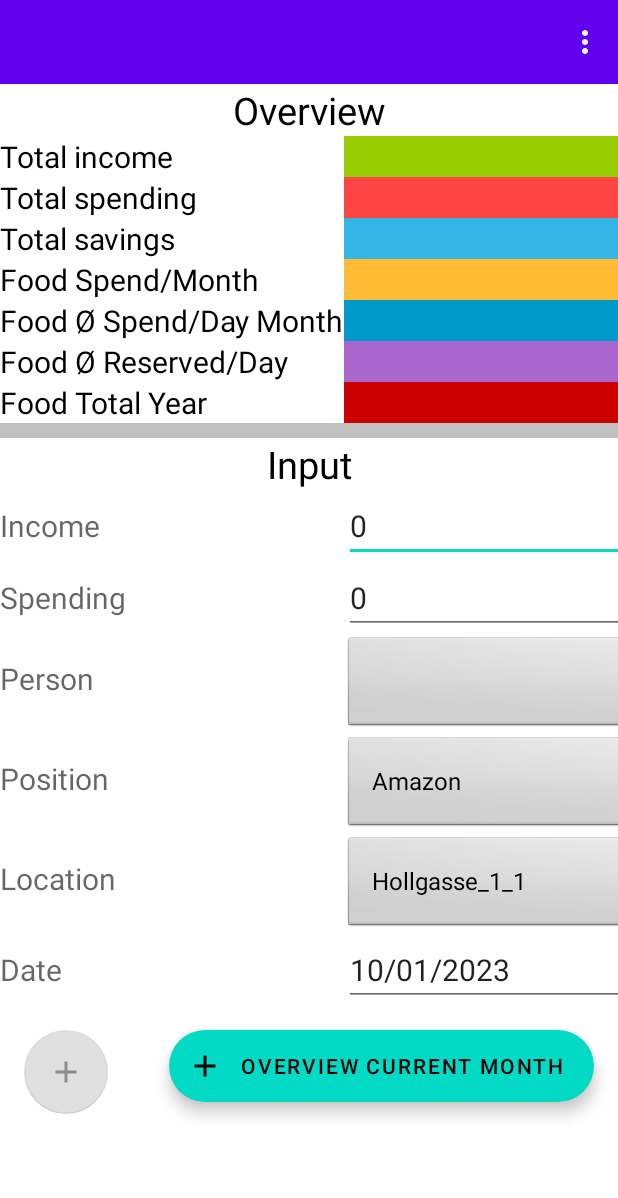
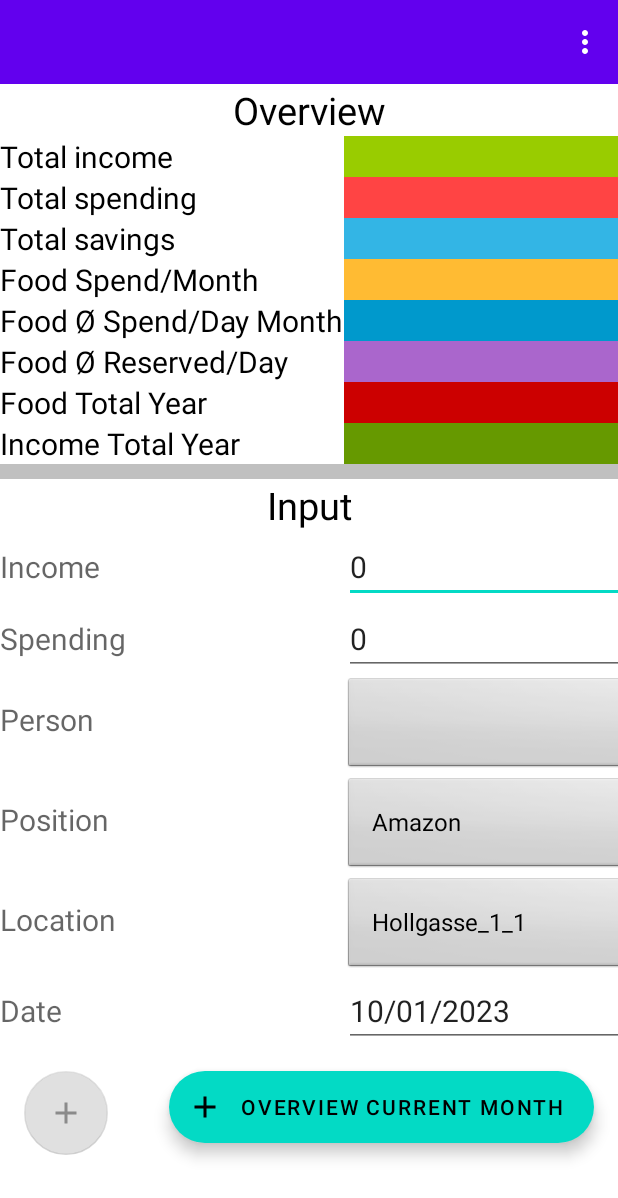
Before and after one commit to bernd-roth/BalanceSheet, an Android app: the screen it shows after launch (MainActivity), on a phone screen of 412 x 824 dp. Shown: the top 1198 px of the screen. Run offline under Robolectric (Android 15) with nearby library versions, the phone set to English and light mode, and no system bars; our stand-ins replace Volley; plain views replace PieChart; network calls fail.

Commit message:
* total income / year added * started to work on chart * new apk

```diff
--- a/app/src/main/java/at/co/netconsulting/balancesheet/MainActivity.java
+++ b/app/src/main/java/at/co/netconsulting/balancesheet/MainActivity.java
@@ -62,11 +62,11 @@ public class MainActivity extends BaseActivity {
     private static final String TAG = MainActivity.class.getName();
     private SharedPreferences sharedPreferences;
     private String sharedPref_IP, sharedPref_Port, sharedPref_Person;
-    private TextView totalIncome, totalExpense, totalSavings, totalFood, textViewAverageTotalFood, textViewReservedAverageDayFood, textViewTotalYearFood;
+    private TextView totalIncome, totalExpense, totalSavings, totalFood, textViewAverageTotalFood, textViewReservedAverageDayFood, textViewTotalYearFood, textViewTotalYearIncome;
     private String[] splitPerson;
     private ArrayList<String> itemsPerson, arrayListOfIncomeAndExpense;
     private ArrayAdapter<String> adapterPerson, adapter;
-    private int totalIncomeInt, totalExpenseInt, totalSavingsInt, totalFoodInt, averageFoodPerDayOfMonthInt, reservedAverageDayFoodInt, totalYearFood;
+    private int totalIncomeInt, totalExpenseInt, totalSavingsInt, totalFoodInt, averageFoodPerDayOfMonthInt, reservedAverageDayFoodInt, totalYearFood, totalYearIncome;
     private SwipeRefreshLayout swipeRefreshLayout;
 
     @Override
@@ -87,6 +87,7 @@ public class MainActivity extends BaseActivity {
         getOutputFromDatabase(StaticFields.AVERAGE_FOOD);
         getOutputFromDatabase(StaticFields.AVERAGE_FOOD_UNTIL_END_OF_MONTH);
         getOutputFromDatabase(StaticFields.SUM_SPENDING_FOOD_BEGINNING_OF_YEAR);
+        getOutputFromDatabase(StaticFields.SUM_INCOME_YEAR);
     }
 
     //SharedPreferences
@@ -135,6 +136,7 @@ public class MainActivity extends BaseActivity {
         textViewAverageTotalFood = findViewById(R.id.textViewAverageTotalFood);
         textViewReservedAverageDayFood = findViewById(R.id.textViewReservedAverageDayFood);
         textViewTotalYearFood = findViewById(R.id.textViewTotalYearFood);
+        textViewTotalYearIncome = findViewById(R.id.textViewTotalYearIncome);
 
         fabAddButton = findViewById(R.id.addButton);
         fabAddButton.setOnClickListener(new View.OnClickListener() {
@@ -153,6 +155,7 @@ public class MainActivity extends BaseActivity {
                     getOutputFromDatabase(StaticFields.AVERAGE_FOOD);
                     getOutputFromDatabase(StaticFields.AVERAGE_FOOD_UNTIL_END_OF_MONTH);
                     getOutputFromDatabase(StaticFields.SUM_SPENDING_FOOD_BEGINNING_OF_YEAR);
+                    getOutputFromDatabase(StaticFields.SUM_INCOME_YEAR);
                     resetEditText();
                 }
             }
@@ -308,6 +311,7 @@ public class MainActivity extends BaseActivity {
         getOutputFromDatabase(StaticFields.AVERAGE_FOOD);
         getOutputFromDatabase(StaticFields.AVERAGE_FOOD_UNTIL_END_OF_MONTH);
         getOutputFromDatabase(StaticFields.SUM_SPENDING_FOOD_BEGINNING_OF_YEAR);
+        getOutputFromDatabase(StaticFields.SUM_INCOME_YEAR);
         swipeRefreshLayout.setRefreshing(isRefreshing);
     }
 
@@ -473,6 +477,12 @@ public class MainActivity extends BaseActivity {
                     StaticFields.COLON +
                     sharedPref_Port +
                     StaticFields.REST_URL_GET_SUM_SPENDING_FOOD_BEGINNING_OF_YEAR;
+        } else if (incomeOrExpenseOrSavingsOrFood.equals("sumIncomeYear")) {
+            url = StaticFields.PROTOCOL +
+                    sharedPref_IP +
+                    StaticFields.COLON +
+                    sharedPref_Port +
+                    StaticFields.REST_URL_GET_SUM_INCOME_YEAR;
         }
 
         //String Request initialized
@@ -533,6 +543,11 @@ public class MainActivity extends BaseActivity {
                                 totalYearFood = 0;
                             } else if (incomeOrExpenseOrSavingsOrFood.equals("sumSpendingFoodBeginningOfYear") && !repl.equals("null")) {
                                 textViewTotalYearFood.setText(repl);
+                            } else if (incomeOrExpenseOrSavingsOrFood.equals("sumIncomeYear") && repl.equals("null")) {
+                                textViewTotalYearIncome.setText("0");
+                                totalYearFood = 0;
+                            } else if (incomeOrExpenseOrSavingsOrFood.equals("sumIncomeYear") && !repl.equals("null")) {
+                                textViewTotalYearIncome.setText(repl);
                             }
                         } else {
                             JSONArray array = obj.optJSONArray("incomeexpense");
--- a/app/src/main/java/at/co/netconsulting/general/StaticFields.java
+++ b/app/src/main/java/at/co/netconsulting/general/StaticFields.java
@@ -21,6 +21,7 @@ public class StaticFields {
     public static final String REST_URL_GET_AVERAGE_FOOD_DAY_OF_MONTH = "/incomeexpense/sum_average_spending_day_of_month";
     public static final String REST_URL_GET_SUM_RESERVED_PER_DAY_UNTIL_END_OF_MONTH = "/incomeexpense/sum_reserved_per_day_until_end_of_month";
     public static final String REST_URL_GET_SUM_SPENDING_FOOD_BEGINNING_OF_YEAR = "/incomeexpense/sum_spending_food_since_beginning_of_year";
+    public static final String REST_URL_GET_SUM_INCOME_YEAR = "/incomeexpense/sum_income_year";
     public static final String COLON = ":";
     public static final String INCOME = "income";
     public static final String EXPENSE = "expense";
@@ -30,4 +31,5 @@ public class StaticFields {
     public static final String AVERAGE_FOOD = "averageDayPerMonth";
     public static final String AVERAGE_FOOD_UNTIL_END_OF_MONTH = "averageDayUntilEndOfMonth";
     public static final String SUM_SPENDING_FOOD_BEGINNING_OF_YEAR = "sumSpendingFoodBeginningOfYear";
+    public static final String SUM_INCOME_YEAR = "sumIncomeYear";
 }
--- a/app/src/main/res/layout/activity_main.xml
+++ b/app/src/main/res/layout/activity_main.xml
@@ -152,6 +152,23 @@
                     android:layout_width="wrap_content"
                     android:layout_height="wrap_content"
                     android:background="@android:color/holo_red_dark"
+                    android:layout_column="2"
+                    android:textSize="20dp" />
+            </TableRow>
+
+            <TableRow>
+                <TextView
+                    android:layout_width="wrap_content"
+                    android:layout_height="wrap_content"
+                    android:layout_column="1"
+                    android:textSize="20dp"
+                    android:text="Income Total Year" />
+
+                <TextView
+                    android:id="@+id/textViewTotalYearIncome"
+                    android:layout_width="wrap_content"
+                    android:layout_height="wrap_content"
+                    android:background="@android:color/holo_green_dark"
                     android:layout_column="2"
                     android:textSize="20dp" />
             </TableRow>
```
Also changed, not shown: app/src/main/java/at/co/netconsulting/balancesheet/ChartActivity.java (+62 -8 lines), app/src/main/res/layout/activity_chart.xml (+23 -7 lines), 1 other file.
